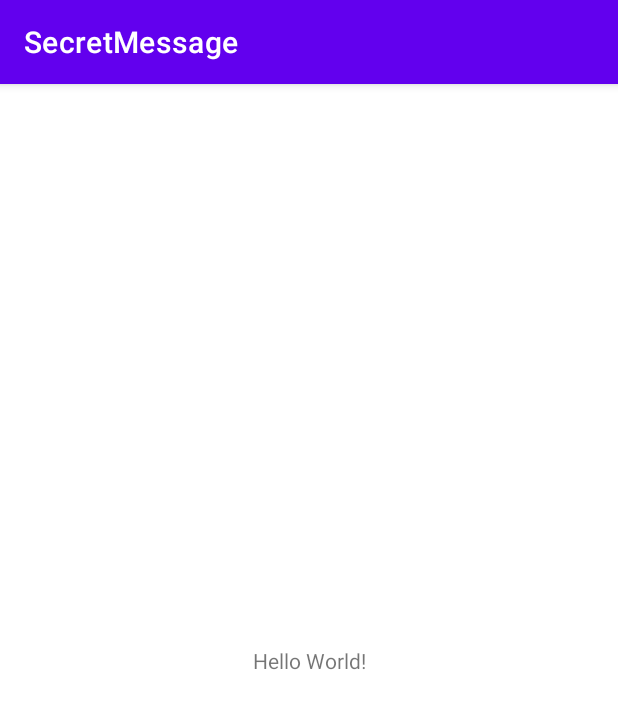
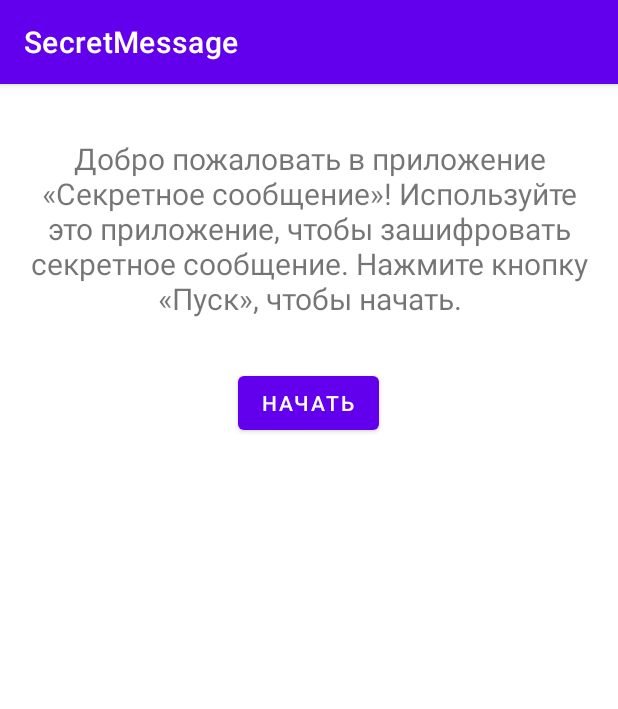
Before and after one commit to Sanek532/SecretMessage, an Android app: the screen it shows after launch (MainActivity), on a phone screen of 412 x 824 dp. Shown: the top 709 px of the screen. Run offline under Robolectric (Android 15) with nearby library versions, the phone set to English and light mode, and no system bars.

Commit message:
Реализован вывод фрагмента WelcomeFragment

```diff
--- a/app/build.gradle
+++ b/app/build.gradle
@@ -27,7 +27,7 @@ android {
         targetCompatibility JavaVersion.VERSION_1_8
     }
     kotlinOptions {
-        jvmTarget = '1.6'
+        jvmTarget = '1.8'
     }
 }
 
--- a/app/src/main/java/com/bignerdranch/android/secretmessage/WelcomeFragment.kt
+++ b/app/src/main/java/com/bignerdranch/android/secretmessage/WelcomeFragment.kt
@@ -1,4 +1,4 @@
-package com.hfad.secretmessage
+package com.bignerdranch.android.secretmessage
 import android.os.Bundle
 import androidx.fragment.app.Fragment
 import android.view.LayoutInflater
--- a/app/src/main/res/layout/activity_main.xml
+++ b/app/src/main/res/layout/activity_main.xml
@@ -1,18 +1,10 @@
 <?xml version="1.0" encoding="utf-8"?>
-<androidx.constraintlayout.widget.ConstraintLayout xmlns:android="http://schemas.android.com/apk/res/android"
-    xmlns:app="http://schemas.android.com/apk/res-auto"
+<androidx.fragment.app.FragmentContainerView
+    xmlns:android="http://schemas.android.com/apk/res/android"
     xmlns:tools="http://schemas.android.com/tools"
+    android:id="@+id/fragment_container_view"
     android:layout_width="match_parent"
     android:layout_height="match_parent"
-    tools:context=".MainActivity">
-
-    <TextView
-        android:layout_width="wrap_content"
-        android:layout_height="wrap_content"
-        android:text="Hello World!"
-        app:layout_constraintBottom_toBottomOf="parent"
-        app:layout_constraintEnd_toEndOf="parent"
-        app:layout_constraintStart_toStartOf="parent"
-        app:layout_constraintTop_toTopOf="parent" />
-
-</androidx.constraintlayout.widget.ConstraintLayout>
+    android:padding="16dp"
+    android:name="com.bignerdranch.android.secretmessage.WelcomeFragment"
+    tools:context=".MainActivity" />
--- a/app/src/main/res/layout/fragment_welcome.xml
+++ b/app/src/main/res/layout/fragment_welcome.xml
@@ -1,14 +1,23 @@
 <?xml version="1.0" encoding="utf-8"?>
-<FrameLayout xmlns:android="http://schemas.android.com/apk/res/android"
+<LinearLayout
+    xmlns:android="http://schemas.android.com/apk/res/android"
     xmlns:tools="http://schemas.android.com/tools"
     android:layout_width="match_parent"
     android:layout_height="match_parent"
+    android:orientation="vertical"
+    android:gravity="center_horizontal"
     tools:context=".WelcomeFragment">
-
-    <!-- TODO: Update blank fragment layout -->
     <TextView
         android:layout_width="match_parent"
-        android:layout_height="match_parent"
-        android:text="@string/hello_blank_fragment" />
-
-</FrameLayout>
+        android:layout_height="wrap_content"
+        android:gravity="center"
+        android:layout_marginTop="20dp"
+        android:textSize="20sp"
+        android:text="@string/welcome_text" />
+    <Button
+        android:id="@+id/start"
+        android:layout_width="wrap_content"
+        android:layout_height="wrap_content"
+        android:layout_marginTop="32dp"
+        android:text="@string/start" />
+</LinearLayout>
--- a/app/src/main/res/values/strings.xml
+++ b/app/src/main/res/values/strings.xml
@@ -1,12 +1,12 @@
 <resources>
     <string name="app_name">SecretMessage</string>
-    <string name="welcome_text">Welcome to the Secret Message app!
- Use this app to encrypt a secret message.
- Click on the Start button to begin.</string>
-    <string name="start">Start</string>
-    <string name="message_hint">Please enter your secret message</string>
-    <string name="next">Next</string>
-    <string name="encrypt_text">Here is your encrypted message:</string>
+    <string name="welcome_text">Добро пожаловать в приложение «Секретное сообщение»!
+ Используйте это приложение, чтобы зашифровать секретное сообщение.
+ Нажмите кнопку «Пуск», чтобы начать.</string>
+    <string name="start">Начать</string>
+    <string name="message_hint">Введите сообщение</string>
+    <string name="next">Далее</string>
+    <string name="encrypt_text">Ваше зашифрованное сообщение:</string>
     <!-- TODO: Remove or change this placeholder text -->
     <string name="hello_blank_fragment">Hello blank fragment</string>
 </resources>
```
Also changed, not shown: app/src/main/java/com/bignerdranch/android/secretmessage/MessageFragment.kt (added, +59 -0 lines), app/src/main/res/layout/fragment_message.xml (added, +14 -0 lines).
